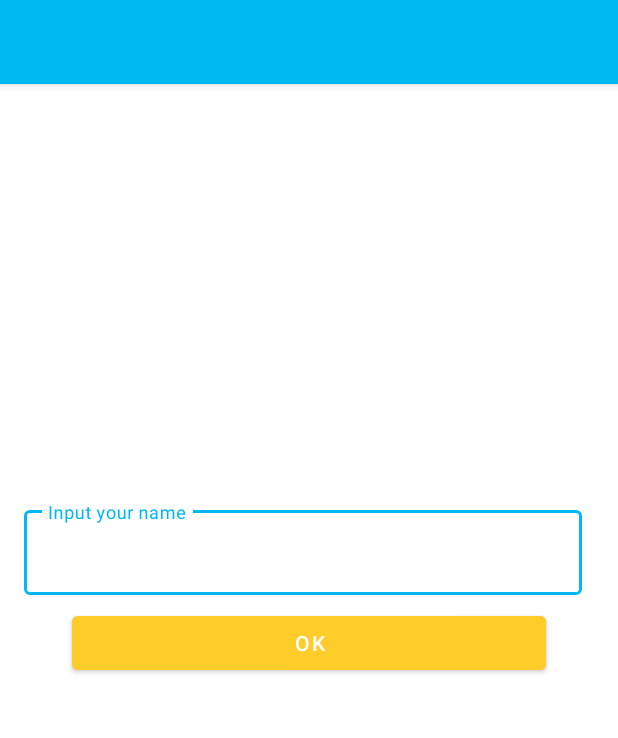
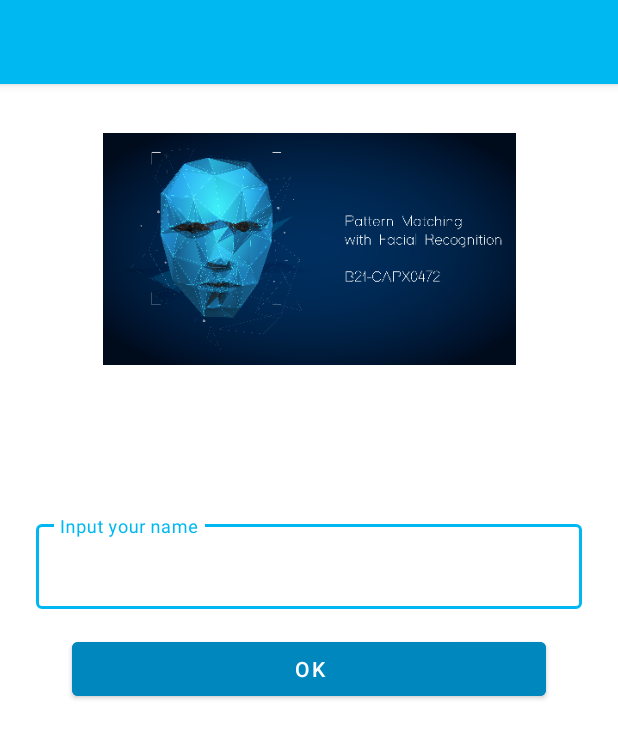
Before and after one commit to dzakyathallah14/capstone-b21-capx0472, an Android app: the screen it shows after launch (InputNameActivity), on a phone screen of 412 x 824 dp. Shown: the top 738 px of the screen. Run offline under Robolectric (Android 15) with nearby library versions, the phone set to English and light mode, and no system bars.

Commit message:
finishing slider (slider done)

```diff
--- a/app/build.gradle
+++ b/app/build.gradle
@@ -46,6 +46,7 @@ dependencies {
     implementation "androidx.constraintlayout:constraintlayout:$constraintLayoutVersion"
     implementation "com.github.bumptech.glide:glide:$glideVersion"
     implementation 'androidx.legacy:legacy-support-v4:1.0.0'
+    implementation "androidx.paging:paging-runtime-ktx:$pagingVersion"
 
     //testing
     testImplementation "junit:junit:$junitVersion"
--- a/app/src/main/java/com/bangkit/capstone/capx0472/ui/input/InputNameActivity.kt
+++ b/app/src/main/java/com/bangkit/capstone/capx0472/ui/input/InputNameActivity.kt
@@ -1,14 +1,31 @@
 package com.bangkit.capstone.capx0472.ui.input
 
+import android.content.Intent
 import androidx.appcompat.app.AppCompatActivity
 import android.os.Bundle
 import com.bangkit.capstone.capx0472.R
+import com.bangkit.capstone.capx0472.databinding.ActivityInputNameBinding
+import com.bangkit.capstone.capx0472.ui.slider.SliderActivity
+import com.bumptech.glide.Glide
 
 class InputNameActivity : AppCompatActivity() {
+
+    private lateinit var binding: ActivityInputNameBinding
+
     override fun onCreate(savedInstanceState: Bundle?) {
         super.onCreate(savedInstanceState)
-        setContentView(R.layout.activity_input_name)
+        binding = ActivityInputNameBinding.inflate(layoutInflater)
+        setContentView(binding.root)
 
         supportActionBar?.title = ""
+
+        Glide.with(this)
+            .load(R.drawable.bannercapstone)
+            .into(binding.imgBanner)
+
+        binding.btnOk.setOnClickListener{
+            val moveIntent = Intent(this, SliderActivity::class.java)
+            startActivity(moveIntent)
+        }
     }
 }
--- a/app/src/main/java/com/bangkit/capstone/capx0472/ui/slider/Slider1Fragment.kt
+++ b/app/src/main/java/com/bangkit/capstone/capx0472/ui/slider/fragment/Slider2Fragment.kt
@@ -1,4 +1,4 @@
-package com.bangkit.capstone.capx0472.ui.slider
+package com.bangkit.capstone.capx0472.ui.slider.fragment
 
 import android.os.Bundle
 import androidx.fragment.app.Fragment
@@ -8,14 +8,14 @@ import android.view.ViewGroup
 import com.bangkit.capstone.capx0472.R
 
 
-class Slider1Fragment : Fragment() {
+class Slider2Fragment : Fragment() {
 
     override fun onCreateView(
         inflater: LayoutInflater, container: ViewGroup?,
         savedInstanceState: Bundle?
     ): View? {
         // Inflate the layout for this fragment
-        return inflater.inflate(R.layout.fragment_slider1, container, false)
+        return inflater.inflate(R.layout.fragment_slider2, container, false)
     }
 
 }
--- a/app/src/main/java/com/bangkit/capstone/capx0472/ui/slider/Slider3Fragment.kt
+++ b/app/src/main/java/com/bangkit/capstone/capx0472/ui/slider/fragment/Slider3Fragment.kt
@@ -1,4 +1,4 @@
-package com.bangkit.capstone.capx0472.ui.slider
+package com.bangkit.capstone.capx0472.ui.slider.fragment
 
 import android.os.Bundle
 import androidx.fragment.app.Fragment
--- a/app/src/main/java/com/bangkit/capstone/capx0472/ui/slider/Slider4Fragment.kt
+++ b/app/src/main/java/com/bangkit/capstone/capx0472/ui/slider/fragment/Slider4Fragment.kt
@@ -1,4 +1,4 @@
-package com.bangkit.capstone.capx0472.ui.slider
+package com.bangkit.capstone.capx0472.ui.slider.fragment
 
 import android.os.Bundle
 import androidx.fragment.app.Fragment
--- a/app/src/main/res/layout/activity_input_name.xml
+++ b/app/src/main/res/layout/activity_input_name.xml
@@ -7,16 +7,28 @@
     android:padding="16dp"
     tools:context=".ui.input.InputNameActivity">
 
+    <ImageView
+        android:id="@+id/img_banner"
+        android:layout_width="275dp"
+        android:layout_height="156dp"
+        android:layout_marginTop="16dp"
+        android:src="@color/black"
+        app:layout_constraintEnd_toEndOf="parent"
+        app:layout_constraintStart_toStartOf="parent"
+        app:layout_constraintTop_toTopOf="parent" />
+
+
     <com.google.android.material.textfield.TextInputLayout
-        android:id="@+id/textInputLayout"
+        android:id="@+id/text_input_name"
         style="@style/Widget.MaterialComponents.TextInputLayout.OutlinedBox"
         android:layout_width="match_parent"
         android:layout_height="wrap_content"
+        android:layout_marginStart="8dp"
+        android:layout_marginTop="100dp"
         android:layout_marginEnd="8dp"
-        android:layout_marginBottom="8dp"
-        app:layout_constraintBottom_toTopOf="@+id/button2"
         app:layout_constraintEnd_toEndOf="parent"
-        app:layout_constraintStart_toStartOf="parent">
+        app:layout_constraintStart_toStartOf="parent"
+        app:layout_constraintTop_toBottomOf="@+id/img_banner">
 
         <com.google.android.material.textfield.TextInputEditText
             android:id="@+id/edt_query"
@@ -29,18 +41,16 @@
     </com.google.android.material.textfield.TextInputLayout>
 
     <Button
-        android:id="@+id/button2"
+        android:id="@+id/btn_ok"
         android:layout_width="match_parent"
         android:layout_height="wrap_content"
         android:layout_marginStart="32dp"
-        android:layout_marginTop="8dp"
+        android:layout_marginTop="16dp"
         android:layout_marginEnd="32dp"
-        android:backgroundTint="@color/yellow_200"
+        android:backgroundTint="@color/blue_700"
         android:text="@string/ok"
-        app:layout_constraintBottom_toBottomOf="parent"
         app:layout_constraintEnd_toEndOf="parent"
         app:layout_constraintStart_toStartOf="parent"
-        app:layout_constraintTop_toTopOf="parent"
-        app:layout_constraintVertical_bias="0.477" />
+        app:layout_constraintTop_toBottomOf="@+id/text_input_name" />
 
 </androidx.constraintlayout.widget.ConstraintLayout>
--- a/app/src/main/res/layout/fragment_slider1.xml
+++ b/app/src/main/res/layout/fragment_slider1.xml
@@ -5,7 +5,7 @@
     android:layout_width="match_parent"
     android:layout_height="match_parent"
     android:padding="16dp"
-    tools:context=".ui.slider.Slider1Fragment">
+    tools:context=".ui.slider.fragment.Slider1Fragment">
 
    <ImageView
        android:id="@+id/imageView"
--- a/app/src/main/res/layout/fragment_slider2.xml
+++ b/app/src/main/res/layout/fragment_slider2.xml
@@ -5,7 +5,7 @@
     android:layout_width="match_parent"
     android:layout_height="match_parent"
     android:padding="16dp"
-    tools:context=".ui.slider.Slider1Fragment">
+    tools:context=".ui.slider.fragment.Slider1Fragment">
 
     <ImageView
         android:id="@+id/imageView"
--- a/app/src/main/res/layout/fragment_slider3.xml
+++ b/app/src/main/res/layout/fragment_slider3.xml
@@ -5,7 +5,7 @@
     android:layout_width="match_parent"
     android:layout_height="match_parent"
     android:padding="16dp"
-    tools:context=".ui.slider.Slider1Fragment">
+    tools:context=".ui.slider.fragment.Slider1Fragment">
 
     <ImageView
         android:id="@+id/imageView"
--- a/app/src/main/res/layout/fragment_slider4.xml
+++ b/app/src/main/res/layout/fragment_slider4.xml
@@ -5,7 +5,7 @@
     android:layout_width="match_parent"
     android:layout_height="match_parent"
     android:padding="16dp"
-    tools:context=".ui.slider.Slider1Fragment">
+    tools:context=".ui.slider.fragment.Slider1Fragment">
 
     <ImageView
         android:id="@+id/imageView"
--- a/app/src/main/res/layout/fragment_slider5.xml
+++ b/app/src/main/res/layout/fragment_slider5.xml
@@ -5,7 +5,7 @@
     android:layout_width="match_parent"
     android:layout_height="match_parent"
     android:padding="16dp"
-    tools:context=".ui.slider.Slider1Fragment">
+    tools:context=".ui.slider.fragment.Slider1Fragment">
 
     <ImageView
         android:id="@+id/imageView"
@@ -52,6 +52,8 @@
         android:layout_width="match_parent"
         android:layout_height="wrap_content"
         android:layout_marginTop="100dp"
+        android:backgroundTint="@color/blue_700"
+        android:textColor="@color/white"
         android:text="@string/ok"
         app:layout_constraintEnd_toEndOf="parent"
         app:layout_constraintStart_toStartOf="parent"
--- a/build.gradle
+++ b/build.gradle
@@ -23,7 +23,7 @@ buildscript {
         materialVersion = '1.3.0'
         constraintLayoutVersion = '2.0.4'
         glideVersion = '4.12.0'
-
+        pagingVersion = '3.0.0'
 
         //testing
         junitVersion = '4.13.2'
```
Also changed, not shown: app/src/main/AndroidManifest.xml (+6 -3 lines), app/src/main/java/com/bangkit/capstone/capx0472/ui/slider/SectionPagerAdapter.kt (added, +25 -0 lines), app/src/main/java/com/bangkit/capstone/capx0472/ui/slider/Slider2Fragment.kt (deleted, +0 -21 lines), app/src/main/java/com/bangkit/capstone/capx0472/ui/slider/SliderActivity.kt (added, +44 -0 lines), app/src/main/java/com/bangkit/capstone/capx0472/ui/slider/fragment/Slider1Fragment.kt (renamed from app/src/main/java/com/bangkit/capstone/capx0472/ui/slider/Slider5Fragment.kt, +4 -3 lines), app/src/main/java/com/bangkit/capstone/capx0472/ui/slider/fragment/Slider5Fragment.kt (added, +36 -0 lines), app/src/main/res/layout/activity_slider.xml (added, +33 -0 lines).
